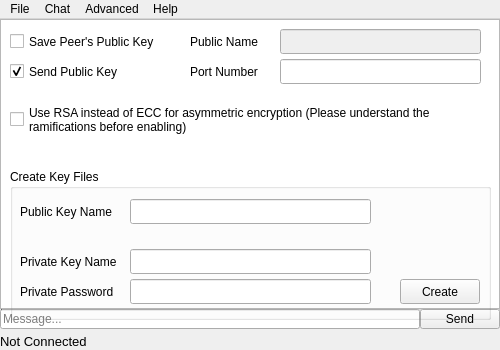
ryco117/CryptoChatUI, file mainwindow.ui: the form before one commit.
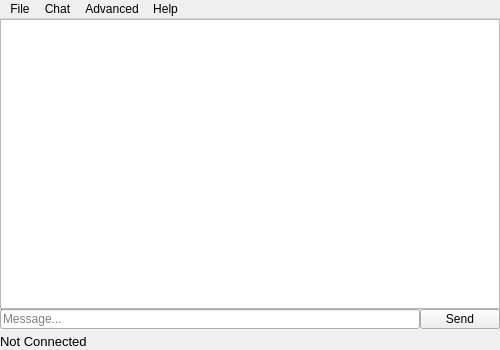
The form after the commit.

Diff of the .ui file:
```diff
--- a/mainwindow.ui
+++ b/mainwindow.ui
@@ -153,7 +153,7 @@
       </rect>
      </property>
      <property name="text">
-      <string>The IPv4 Address Of The Peer...</string>
+      <string>The IPv4 Address Of The Peer</string>
      </property>
     </widget>
     <widget class="Line" name="ConnectLine">
@@ -386,7 +386,7 @@
       </rect>
      </property>
      <property name="text">
-      <string>Send Public Key</string>
+      <string>Send Peer Public Key</string>
      </property>
      <property name="checked">
       <bool>true</bool>
@@ -546,14 +546,13 @@
      <property name="geometry">
       <rect>
        <x>10</x>
-       <y>80</y>
+       <y>70</y>
        <width>481</width>
        <height>41</height>
       </rect>
      </property>
      <property name="text">
-      <string>Use RSA instead of ECC for asymmetric encryption (Please understand the
-ramifications before enabling)</string>
+      <string>Use RSA instead of ECC for asymmetric encryption</string>
      </property>
     </widget>
    </widget>
@@ -579,12 +578,12 @@
     </property>
    </widget>
    <zorder>ConnectSettingsWidget</zorder>
+   <zorder>OptionsWidget</zorder>
    <zorder>LoadMyKeysWidget</zorder>
    <zorder>SendText</zorder>
    <zorder>SendButton</zorder>
    <zorder>StatusLabel</zorder>
    <zorder>ReceiveText</zorder>
-   <zorder>OptionsWidget</zorder>
   </widget>
   <widget class="QMenuBar" name="menuBar">
    <property name="geometry">
```
